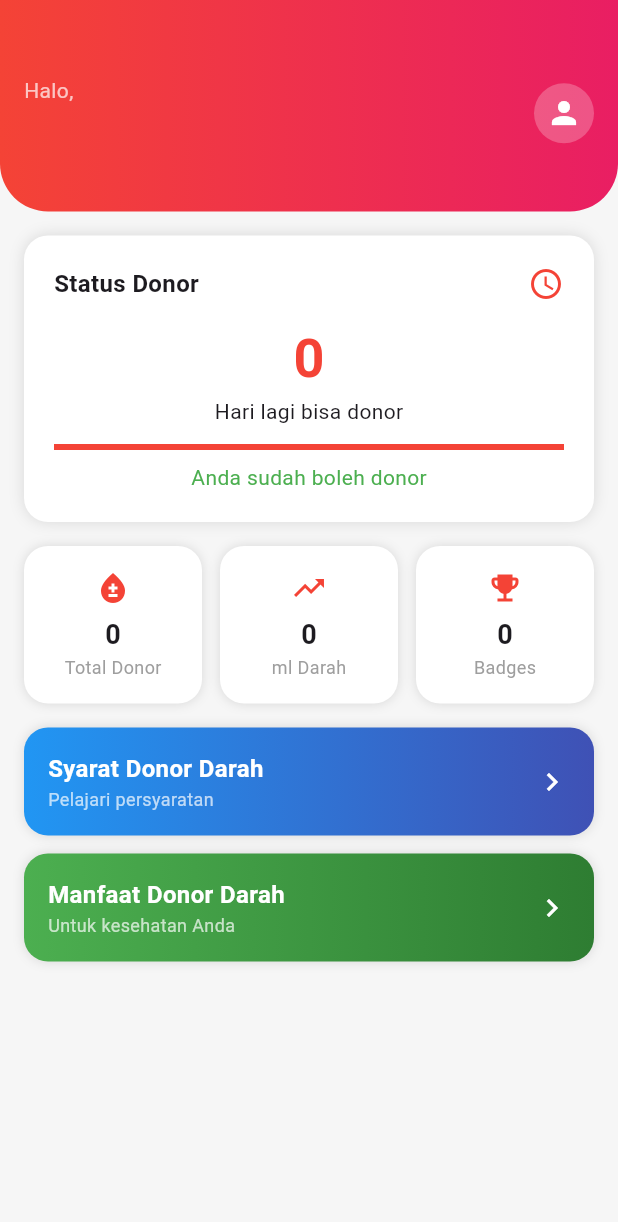
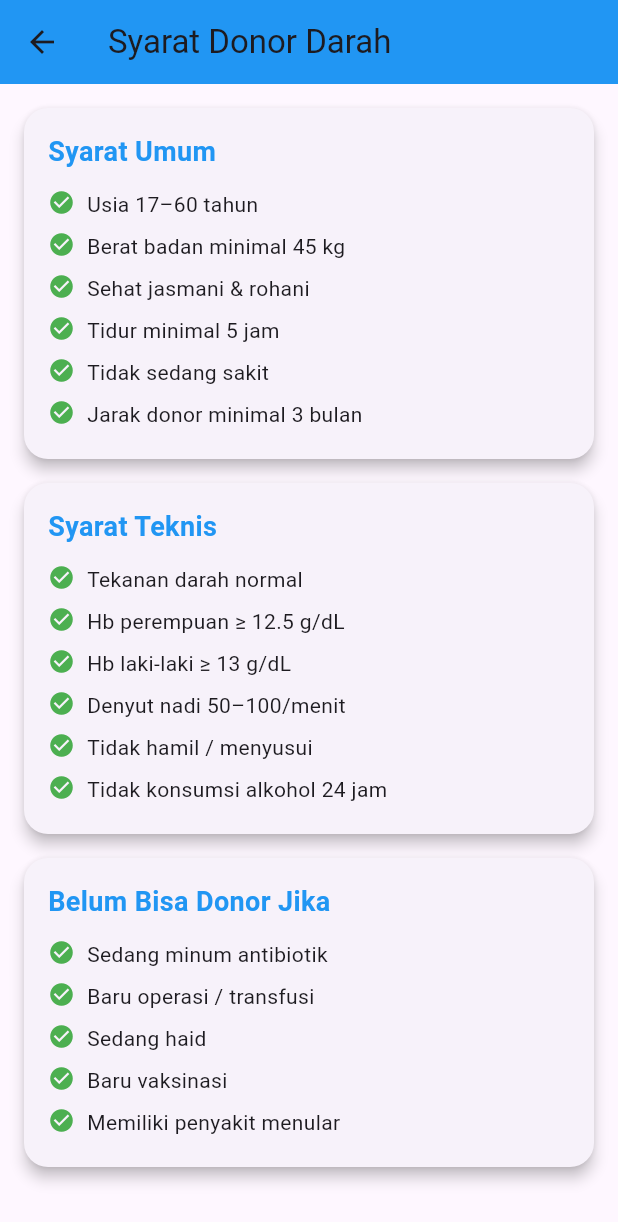
Before and after one commit to Latifah254/BloodHero, a Flutter app: the HomeView screen opened directly, after a tap on "Syarat Donor Darah", on a phone screen of 412 x 824 dp. Shown: the top 1222 px of the screen. Run offline on Flutter 3.47's test engine with Material 3 defaults, Android fonts, the phone set to English and light mode, and no system bars; our stand-ins replace image_picker, shared_preferences; accounts and stored records are empty.

Commit message:
Menambah halaman syarat dan manfaat donor

```diff
--- a/lib/views/home.dart
+++ b/lib/views/home.dart
@@ -3,6 +3,8 @@ import 'package:shared_preferences/shared_preferences.dart';
 import '../controller/donorHistoryController.dart';
 import '../controller/userController.dart';
 import '../models/donorHistory.dart';
+import 'package:bloodhero_app/views/syaratDonor.dart';
+import 'package:bloodhero_app/views/manfaatDonor.dart';
 
 class HomeView extends StatefulWidget {
   const HomeView({super.key});
@@ -38,6 +40,13 @@ class _HomeViewState extends State<HomeView> {
     });
   }
 
+  // 🔥 PENTING: refresh saat kembali ke halaman
+  @override
+  void didChangeDependencies() {
+    super.didChangeDependencies();
+    _loadDonorInfo();
+  }
+
   @override
   Widget build(BuildContext context) {
     return Scaffold(
@@ -49,7 +58,7 @@ class _HomeViewState extends State<HomeView> {
             const SizedBox(height: 16),
             _statusDonorCard(),
             const SizedBox(height: 16),
-            _statisticRow(),
+            _statisticRow(), // ✅ FIX
             const SizedBox(height: 16),
             _infoSection(),
             const SizedBox(height: 32),
@@ -78,10 +87,7 @@ class _HomeViewState extends State<HomeView> {
           Column(
             crossAxisAlignment: CrossAxisAlignment.start,
             children: [
-              const Text(
-                "Halo,",
-                style: TextStyle(color: Colors.white70),
-              ),
+              const Text("Halo,", style: TextStyle(color: Colors.white70)),
               Text(
                 userName,
                 style: const TextStyle(
@@ -131,18 +137,9 @@ class _HomeViewState extends State<HomeView> {
             ),
             child: Column(
               children: [
-                Row(
-                  mainAxisAlignment: MainAxisAlignment.spaceBetween,
-                  children: const [
-                    Text(
-                      "Status Donor",
-                      style:
-                          TextStyle(fontWeight: FontWeight.bold, fontSize: 16),
-                    ),
-                    Icon(Icons.access_time, color: Colors.red),
-                  ],
-                ),
-                const SizedBox(height: 12),
+                const Text("Status Donor",
+                    style: TextStyle(fontWeight: FontWeight.bold)),
+                const SizedBox(height: 8),
                 Text(
                   "$daysLeft",
                   style: const TextStyle(
@@ -156,7 +153,6 @@ class _HomeViewState extends State<HomeView> {
                 LinearProgressIndicator(
                   value: canDonate ? 1 : (90 - daysLeft) / 90,
                   color: Colors.red,
-                  backgroundColor: Colors.grey[300],
                 ),
                 const SizedBox(height: 8),
                 Text(
@@ -173,18 +169,33 @@ class _HomeViewState extends State<HomeView> {
     );
   }
 
-  // ================= STATISTIC =================
+  // ================= STATISTIC (FIXED) =================
   Widget _statisticRow() {
     return Padding(
       padding: const EdgeInsets.symmetric(horizontal: 16),
-      child: Row(
-        children: [
-          _statCard(Icons.bloodtype, "Total Donor", "0"),
-          const SizedBox(width: 12),
-          _statCard(Icons.trending_up, "ml Darah", "0"),
-          const SizedBox(width: 12),
-          _statCard(Icons.emoji_events, "Badges", "0"),
-        ],
+      child: FutureBuilder<List<DonorHistory>>(
+        future: futureHistory,
+        builder: (context, snapshot) {
+          int total = 0;
+          int ml = 0;
+          int badge = 0;
+
+          if (snapshot.hasData) {
+            total = DonorHistoryController.getTotalDonor(snapshot.data!);
+            ml = DonorHistoryController.getTotalMl(snapshot.data!);
+            badge = DonorHistoryController.getBadgeCount(snapshot.data!);
+          }
+
+          return Row(
+            children: [
+              _statCard(Icons.bloodtype, "Total Donor", "$total"),
+              const SizedBox(width: 12),
+              _statCard(Icons.trending_up, "ml Darah", "$ml"),
+              const SizedBox(width: 12),
+              _statCard(Icons.emoji_events, "Badges", "$badge"),
+            ],
+          );
+        },
       ),
     );
   }
@@ -205,17 +216,18 @@ class _HomeViewState extends State<HomeView> {
             Icon(icon, color: Colors.red),
             const SizedBox(height: 6),
             Text(value,
+                style: const TextStyle(
+                    fontSize: 18, fontWeight: FontWeight.bold)),
+            Text(title,
                 style:
-                    const TextStyle(fontSize: 18, fontWeight: FontWeight.bold)),
-            Text(title,
-                style: const TextStyle(fontSize: 12, color: Colors.grey)),
+                    const TextStyle(fontSize: 12, color: Colors.grey)),
           ],
         ),
       ),
     );
   }
 
-  // ================= INFO & EDUKASI =================
+  // ================= INFO SECTION =================
   Widget _infoSection() {
     return Padding(
       padding: const EdgeInsets.symmetric(horizontal: 16),
@@ -225,14 +237,26 @@ class _HomeViewState extends State<HomeView> {
             title: "Syarat Donor Darah",
             subtitle: "Pelajari persyaratan",
             colors: const [Color(0xff2196f3), Color(0xff3f51b5)],
-            onTap: () {},
+            onTap: () {
+              Navigator.push(
+                context,
+                  MaterialPageRoute(builder: (_) => const SyaratDonorPage(),
+                  ),
+              );
+            },
           ),
           const SizedBox(height: 12),
           _menuCardGradient(
             title: "Manfaat Donor Darah",
             subtitle: "Untuk kesehatan Anda",
             colors: const [Color(0xff4caf50), Color(0xff2e7d32)],
-            onTap: () {},
+            onTap: () {
+              Navigator.push(
+                context,
+                  MaterialPageRoute(builder: (_) => const ManfaatDonorPage(),
+                  ),
+              );
+            },
           ),
         ],
       ),
--- /dev/null
+++ b/lib/views/syaratDonor.dart
@@ -0,0 +1,92 @@
+import 'package:flutter/material.dart';
+
+class SyaratDonorPage extends StatelessWidget {
+  const SyaratDonorPage({super.key});
+
+  @override
+  Widget build(BuildContext context) {
+    return Scaffold(
+      appBar: AppBar(
+        title: const Text("Syarat Donor Darah"),
+        backgroundColor: Colors.blue,
+      ),
+      body: SingleChildScrollView(
+        padding: const EdgeInsets.all(16),
+        child: Column(
+          children: [
+            _buildCard(
+              title: "Syarat Umum",
+              items: [
+                "Usia 17–60 tahun",
+                "Berat badan minimal 45 kg",
+                "Sehat jasmani & rohani",
+                "Tidur minimal 5 jam",
+                "Tidak sedang sakit",
+                "Jarak donor minimal 3 bulan",
+              ],
+            ),
+            _buildCard(
+              title: "Syarat Teknis",
+              items: [
+                "Tekanan darah normal",
+                "Hb perempuan ≥ 12.5 g/dL",
+                "Hb laki-laki ≥ 13 g/dL",
+                "Denyut nadi 50–100/menit",
+                "Tidak hamil / menyusui",
+                "Tidak konsumsi alkohol 24 jam",
+              ],
+            ),
+            _buildCard(
+              title: "Belum Bisa Donor Jika",
+              items: [
+                "Sedang minum antibiotik",
+                "Baru operasi / transfusi",
+                "Sedang haid",
+                "Baru vaksinasi",
+                "Memiliki penyakit menular",
+              ],
+            ),
+          ],
+        ),
+      ),
+    );
+  }
+
+  Widget _buildCard({required String title, required List<String> items}) {
+    return Card(
+      shape: RoundedRectangleBorder(borderRadius: BorderRadius.circular(16)),
+      elevation: 4,
+      margin: const EdgeInsets.only(bottom: 16),
+      child: Padding(
+        padding: const EdgeInsets.all(16),
+        child: Column(
+          crossAxisAlignment: CrossAxisAlignment.start,
+          children: [
+            Text(
+              title,
+              style: const TextStyle(
+                fontSize: 18,
+                fontWeight: FontWeight.bold,
+                color: Colors.blue,
+              ),
+            ),
+            const SizedBox(height: 8),
+            ...items.map(
+              (e) => Padding(
+                padding: const EdgeInsets.symmetric(vertical: 4),
+                child: Row(
+                  crossAxisAlignment: CrossAxisAlignment.start,
+                  children: [
+                    const Icon(Icons.check_circle, size: 18, color: Colors.green),
+                    const SizedBox(width: 8),
+                    Expanded(child: Text(e)),
+                  ],
+                ),
+              ),
+            )
+          ],
+        ),
+      ),
+    );
+  }
+}
```
Also changed, not shown: lib/views/manfaatDonor.dart (added, +98 -0 lines).
